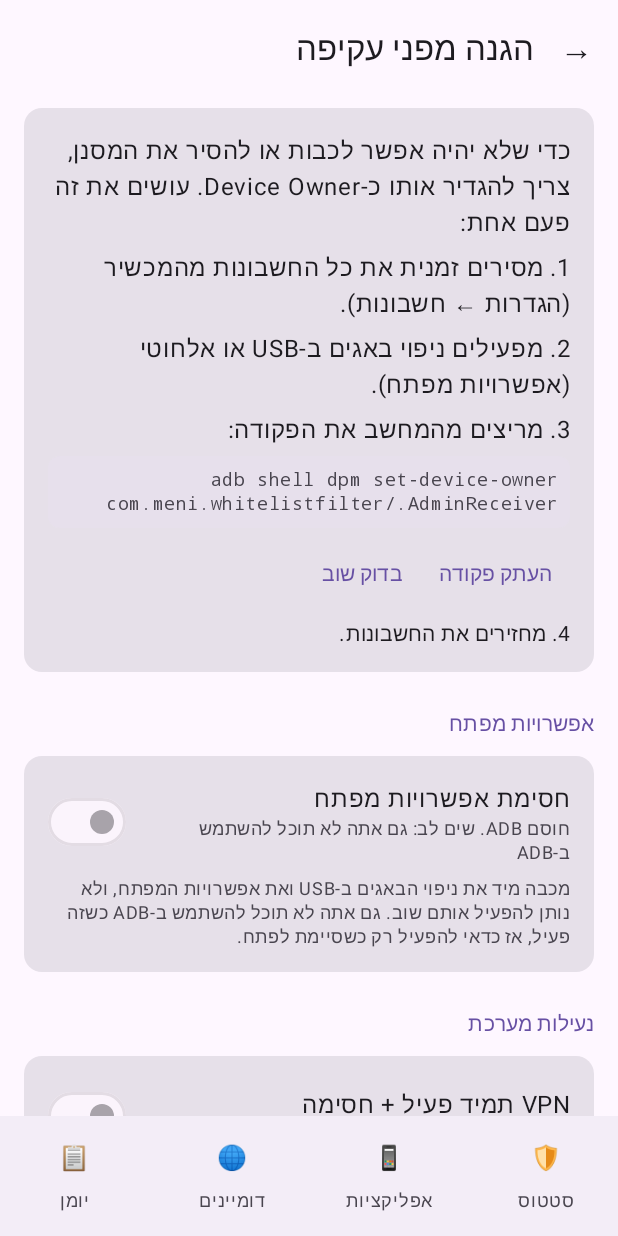
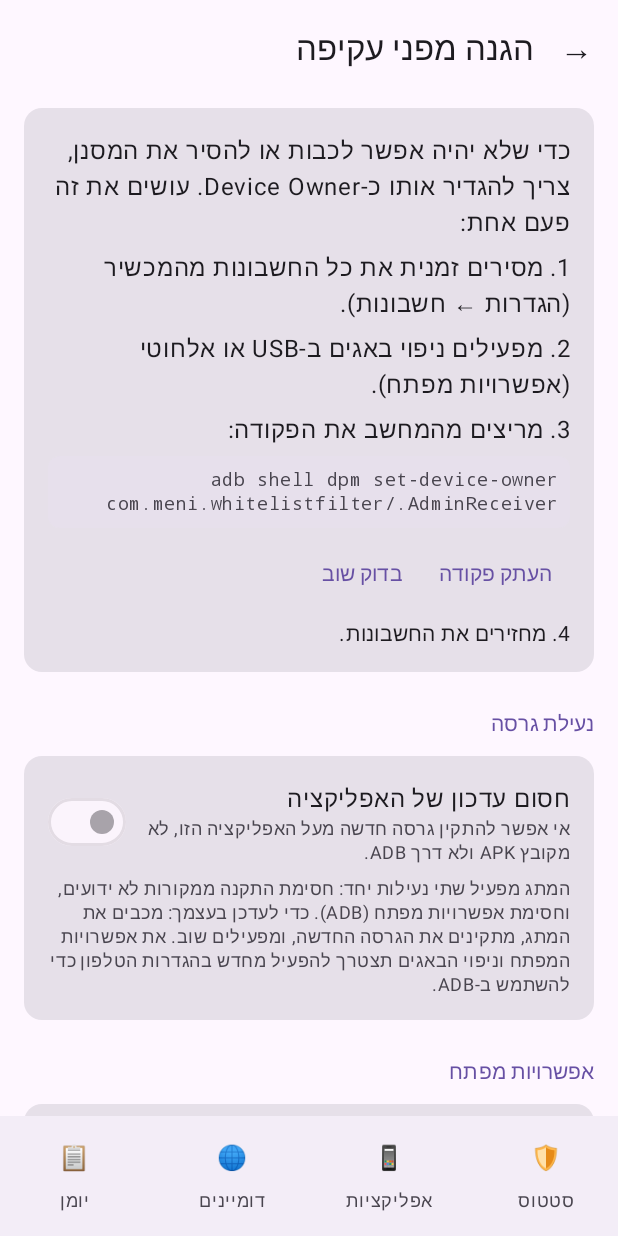
Before and after one commit to menipdf-svg/block-white-, an Android app built with Jetpack Compose: the screen it shows after launch (MainActivity), after a tap on "איך מגדירים", on a phone screen of 412 x 824 dp. Run offline under Robolectric (Android 15) with nearby library versions, the phone set to English and light mode, and no system bars.

```diff
--- a/app/src/main/java/com/meni/whitelistfilter/ui/SettingsScreen.kt
+++ b/app/src/main/java/com/meni/whitelistfilter/ui/SettingsScreen.kt
@@ -54,7 +54,7 @@ private fun SettingsHub(go: (SettingsPage) -> Unit) {
     PageList {
         item { SectionTitle("הגנה") }
         item {
-            NavRow("🛡️", "הגנה מפני עקיפה", "Device Owner, אפשרויות מפתח ונעילות מערכת") {
+            NavRow("🛡️", "הגנה מפני עקיפה", "Device Owner, נעילת גרסה, אפשרויות מפתח ונעילות מערכת") {
                 go(SettingsPage.PROTECTION)
             }
         }
@@ -95,13 +95,41 @@ fun ProtectionScreen(onStart: () -> Unit) {
     val running by FilterState.running.collectAsState()
     var refresh by remember { mutableIntStateOf(0) }
     val owner = remember(refresh) { Protection.isOwner(ctx) }
-    val locks = Lock.entries.filter { it != Lock.NO_DEBUGGING }
+    // חסימת המקורות הלא ידועים והניפוי באגים מנוהלים דרך "נעילת גרסה" ו"אפשרויות מפתח"
+    val locks = Lock.entries.filter { it != Lock.NO_DEBUGGING && it != Lock.NO_UNKNOWN_SOURCES }
 
     PageList {
         if (!owner) {
             item { OwnerSetupCard { refresh++ } }
         } else {
             item { Text("✅ האפליקציה מוגדרת כ-Device Owner", style = MaterialTheme.typography.bodyMedium) }
+        }
+
+        item { SectionTitle("נעילת גרסה") }
+        item {
+            var locked by remember(refresh) {
+                mutableStateOf(
+                    Protection.isOn(ctx, Lock.NO_UNKNOWN_SOURCES) && Protection.isOn(ctx, Lock.NO_DEBUGGING)
+                )
+            }
+            GroupCard {
+                SwitchRow(
+                    "חסום עדכון של האפליקציה",
+                    "אי אפשר להתקין גרסה חדשה מעל האפליקציה הזו, לא מקובץ APK ולא דרך ADB.",
+                    locked,
+                    enabled = owner
+                ) {
+                    Protection.set(ctx, Lock.NO_UNKNOWN_SOURCES, it)
+                    Protection.set(ctx, Lock.NO_DEBUGGING, it)
+                    locked = Protection.isOn(ctx, Lock.NO_UNKNOWN_SOURCES) && Protection.isOn(ctx, Lock.NO_DEBUGGING)
+                    refresh++
+                }
+                InfoText(
+                    "המתג מפעיל שתי נעילות יחד: חסימת התקנה ממקורות לא ידועים, וחסימת אפשרויות מפתח (ADB). " +
+                        "כדי לעדכן בעצמך: מכבים את המתג, מתקינים את הגרסה החדשה, ומפעילים שוב. " +
+                        "את אפשרויות המפתח וניפוי הבאגים תצטרך להפעיל מחדש בהגדרות הטלפון כדי להשתמש ב-ADB."
+                )
+            }
         }
 
         item { SectionTitle("אפשרויות מפתח") }
```
